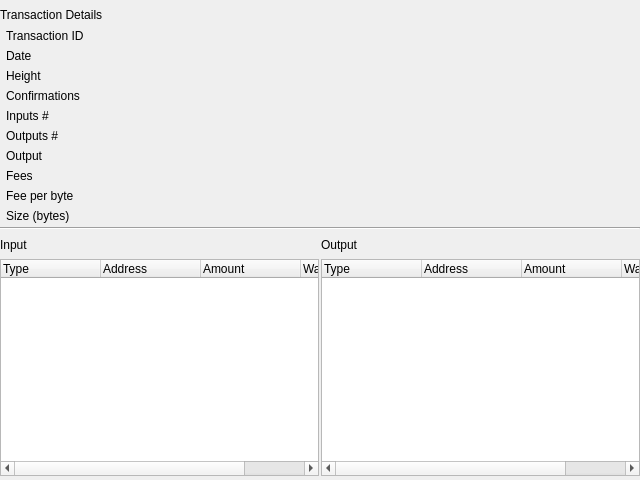
Qt form BlockSettleUILib/TransactionDetailsWidget.ui (BlockSettle/terminal) before a commit.
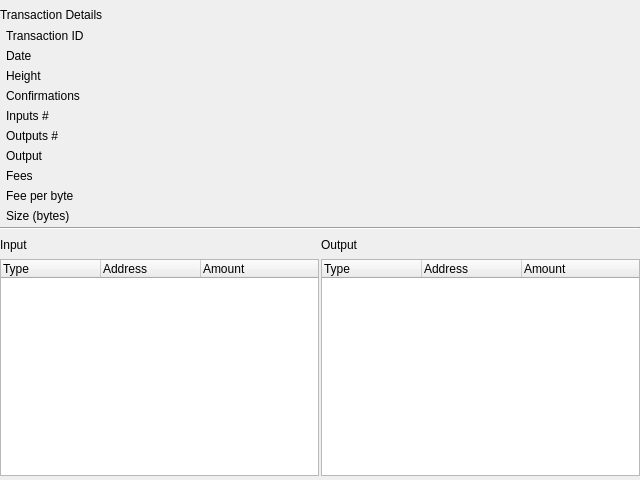
The same form after that commit. Custom widgets are drawn as their Qt base class.

Commit message: BST-1497 Blockchain Explorer improvements - fixed issue with fields in Tx and Address pages not being cleared when a new search is performed - enabled sorting of transactions in Address page, defaults to sorting by date - added Search button which does the same thing as Enter key, added Reset button which clears search box and changes to landing page - search box is now cleared every time a search is performed - removed Wallet column from Input and Output lists in Tx page - converted line endings to Unix

What changed in the file:
```diff
--- a/BlockSettleUILib/TransactionDetailsWidget.ui
+++ b/BlockSettleUILib/TransactionDetailsWidget.ui
@@ -411,11 +411,6 @@
               <string>Amount</string>
              </property>
             </column>
-            <column>
-             <property name="text">
-              <string>Wallet</string>
-             </property>
-            </column>
            </widget>
           </item>
          </layout>
@@ -482,11 +477,6 @@
               <string>Amount</string>
              </property>
             </column>
-            <column>
-             <property name="text">
-              <string>Wallet</string>
-             </property>
-            </column>
            </widget>
           </item>
          </layout>
```
The commit also changes 6 other files.
